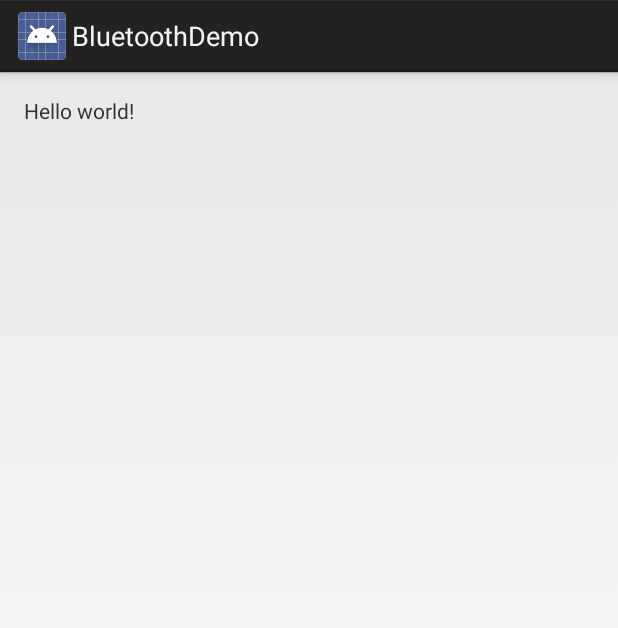
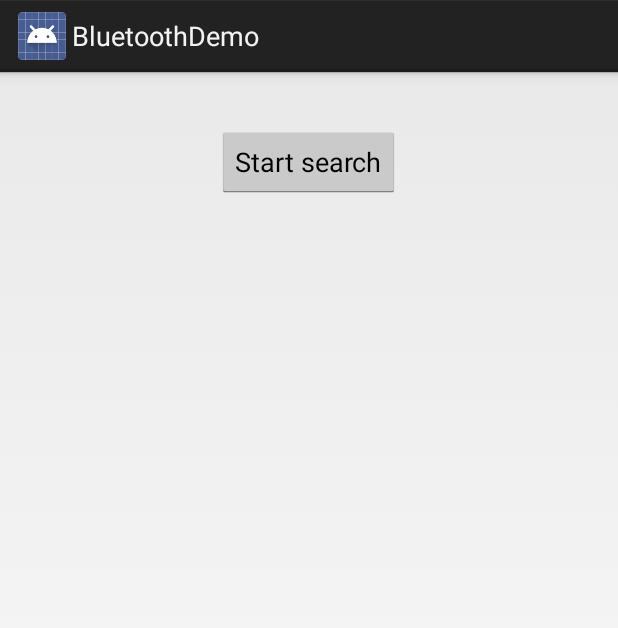
Before and after one commit to Garnel/bluetooth_demo, an Android app: the layout fragment_main.xml on its own in the app's theme, with its tools: preview values and no code run, on a phone screen of 412 x 824 dp. Shown: the top 628 px of the screen. Run offline under Robolectric (Android 15) with nearby library versions, the phone set to English and light mode, and no system bars.

Commit message:
add search bluetooth

```diff
--- a/app/src/main/AndroidManifest.xml
+++ b/app/src/main/AndroidManifest.xml
@@ -1,6 +1,8 @@
 <?xml version="1.0" encoding="utf-8"?>
 <manifest xmlns:android="http://schemas.android.com/apk/res/android"
     package="com.maoguangming.bluetoothdemo" >
+
+    <uses-permission android:name="android.permission.BLUETOOTH" />
 
     <application
         android:allowBackup="true"
--- a/app/src/main/res/layout/fragment_main.xml
+++ b/app/src/main/res/layout/fragment_main.xml
@@ -2,15 +2,24 @@
     xmlns:tools="http://schemas.android.com/tools"
     android:layout_width="match_parent"
     android:layout_height="match_parent"
+    android:paddingBottom="@dimen/activity_vertical_margin"
     android:paddingLeft="@dimen/activity_horizontal_margin"
     android:paddingRight="@dimen/activity_horizontal_margin"
     android:paddingTop="@dimen/activity_vertical_margin"
-    android:paddingBottom="@dimen/activity_vertical_margin"
     tools:context=".MainActivity$PlaceholderFragment">
 
-    <TextView
-        android:text="@string/hello_world"
+    <LinearLayout
         android:layout_width="wrap_content"
-        android:layout_height="wrap_content" />
+        android:layout_height="wrap_content"
+        android:layout_centerHorizontal="true"
+        android:layout_marginTop="20dp"
+        android:orientation="vertical">
+
+        <Button
+            android:id="@+id/start_search"
+            android:layout_width="wrap_content"
+            android:layout_height="wrap_content"
+            android:text="@string/start_search"/>
+    </LinearLayout>
 
 </RelativeLayout>
--- a/app/src/main/res/values/strings.xml
+++ b/app/src/main/res/values/strings.xml
@@ -2,7 +2,12 @@
 <resources>
 
     <string name="app_name">BluetoothDemo</string>
-    <string name="hello_world">Hello world!</string>
     <string name="action_settings">Settings</string>
+    <string name="start_search">Start search</string>
+    <string name="not_support_bluetooth">Not support Bluetooth</string>
+    <string name="bluetooth_not_enabled">Bluetooth not enabled</string>
+    <string name="bluetooth_enabled">Bluetooth enabled</string>
+    <string name="available_devices">Available devices</string>
+    <string name="searching">Searching...</string>
 
 </resources>
```
Also changed, not shown: app/src/main/java/com/maoguangming/bluetoothdemo/MainActivity.java (+92 -1 lines), app/src/main/res/layout/device_list.xml (added, +38 -0 lines).
